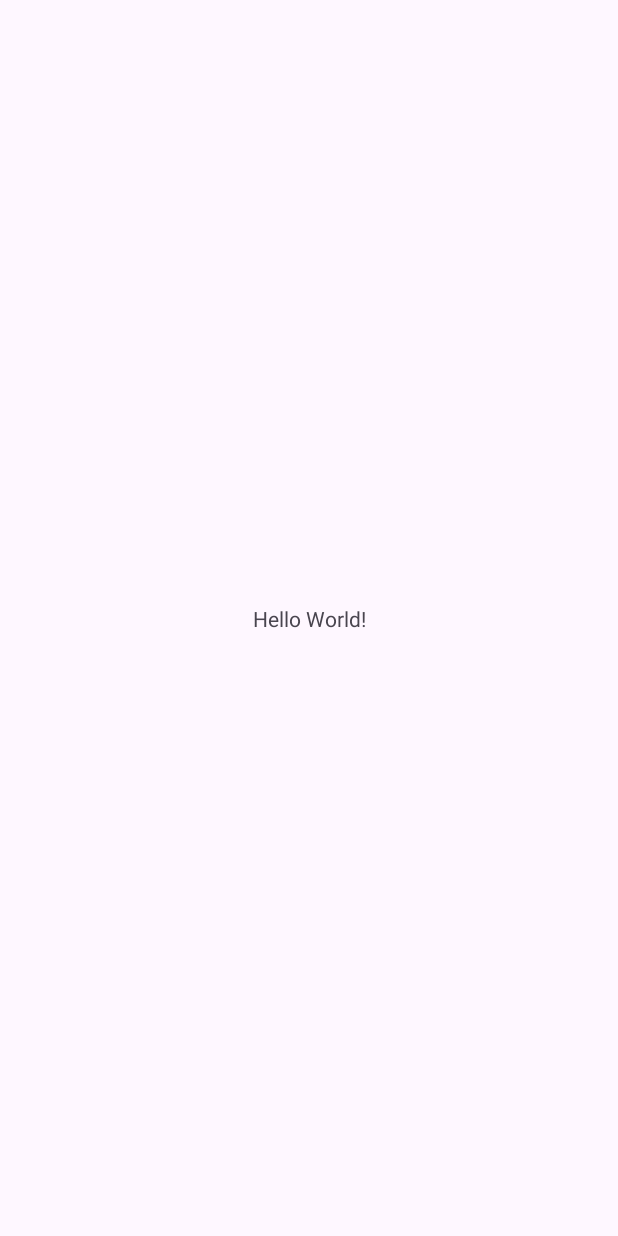
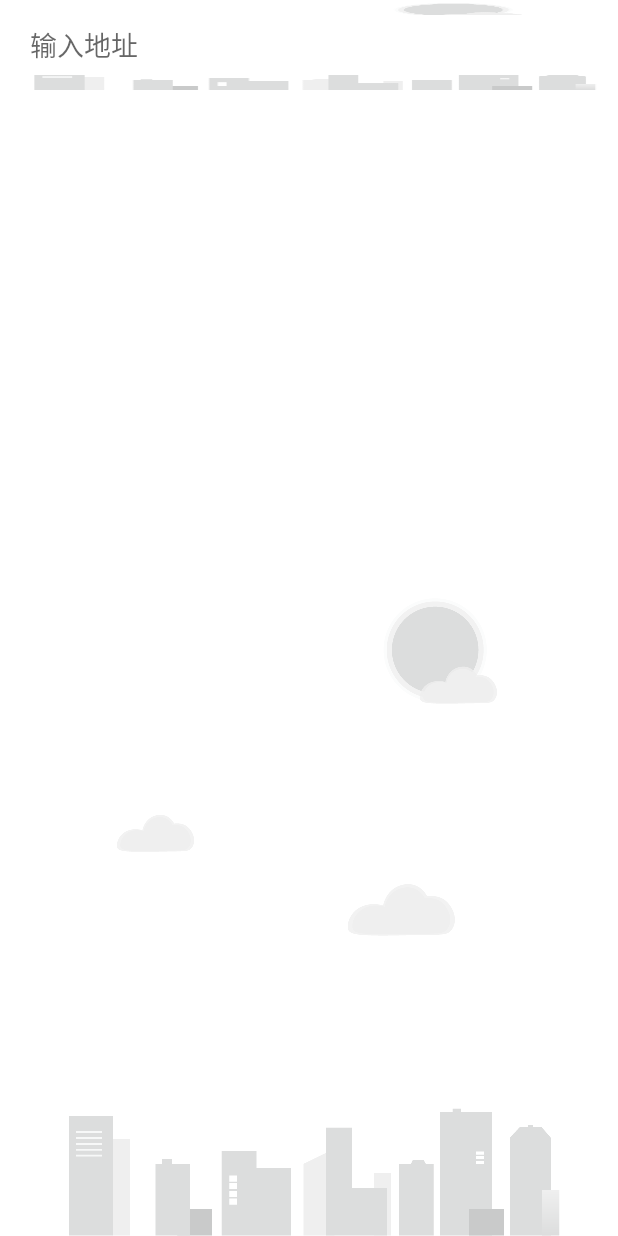
Before and after one commit to aaaorange/SunnyWeather, an Android app: the screen it shows after launch (MainActivity), on a phone screen of 412 x 824 dp. Before the commit the screen is almost empty. Run offline under Robolectric (Android 15) with nearby library versions, the phone set to English and light mode, and no system bars.

Commit message:
实现搜索全球城市数据功能

```diff
--- a/app/src/main/AndroidManifest.xml
+++ b/app/src/main/AndroidManifest.xml
@@ -1,6 +1,8 @@
 <?xml version="1.0" encoding="utf-8"?>
 <manifest xmlns:android="http://schemas.android.com/apk/res/android"
     xmlns:tools="http://schemas.android.com/tools">
+
+    <uses-permission android:name="android.permission.INTERNET" />
 
     <application
         android:name=".SunnyWeatherApplication"
--- a/app/src/main/java/com/sunnyweather/android/logic/model/PlaceResponse.kt
+++ b/app/src/main/java/com/sunnyweather/android/logic/model/PlaceResponse.kt
@@ -6,6 +6,6 @@ import com.google.gson.annotations.SerializedName
 data class PlaceResponse(val status: String, val places: List<Place>)
 
 data class Place(val name: String, val location: Location,
-                 @SerializedName("formatted_address")val placeId: String)
+                 @SerializedName("formatted_address")val address: String)
 
 data class Location(val lng: String, val lat: String)
--- /dev/null
+++ b/app/src/main/java/com/sunnyweather/android/ui/place/PlaceFragment.kt
@@ -0,0 +1,78 @@
+package com.sunnyweather.android.ui.place
+
+import android.os.Bundle
+import android.view.LayoutInflater
+import android.view.View
+import android.view.ViewGroup
+import android.widget.EditText
+import android.widget.ImageView
+import android.widget.Toast
+import androidx.core.widget.addTextChangedListener
+import androidx.fragment.app.Fragment
+import androidx.lifecycle.Observer
+import androidx.lifecycle.ViewModelProvider
+import androidx.lifecycle.findViewTreeViewModelStoreOwner
+import androidx.recyclerview.widget.LinearLayoutManager
+import androidx.recyclerview.widget.RecyclerView
+import com.sunnyweather.android.R
+
+class PlaceFragment : Fragment() {
+
+    val viewModel by lazy { ViewModelProvider(this).get(PlaceViewModel::class.java) }
+
+    private lateinit var adapter: PlaceAdapter
+
+    private lateinit var recyclerView: RecyclerView
+    private lateinit var searchPlaceEdit: EditText
+    private lateinit var bgImageView: ImageView
+    override fun onCreateView(
+        inflater: LayoutInflater,
+        container: ViewGroup?,
+        savedInstanceState: Bundle?
+    ): View? {
+        return inflater.inflate(R.layout.fragment_place, container, false)
+    }
+
+    override fun onViewCreated(view: View, savedInstanceState: Bundle?) {
+        super.onViewCreated(view, savedInstanceState)
+
+        searchPlaceEdit = view.findViewById(R.id.searchPlaceEdit)
+        recyclerView = view.findViewById(R.id.recyclerView)
+        bgImageView = view.findViewById(R.id.bgImageView)
+    }
+    override fun onActivityCreated(savedInstanceState: Bundle?) {
+        super.onActivityCreated(savedInstanceState)
+        val layoutManger = LinearLayoutManager(activity)
+        recyclerView.layoutManager = layoutManger
+        adapter = PlaceAdapter(this, viewModel.placeList)
+        recyclerView.adapter = adapter
+        searchPlaceEdit.addTextChangedListener { editable ->
+            val content = editable.toString()
+            if (content.isNotEmpty()) {
+                viewModel.searchPlaces(content)
+            } else {
+                recyclerView.visibility = View.GONE
+                bgImageView.visibility = View.VISIBLE
+                viewModel.placeList.clear()
+                adapter.notifyDataSetChanged()
+            }
+        }
+
+        viewModel.placeLiveData.observe(viewLifecycleOwner, Observer { result ->
+            val places = result.getOrNull()
+            if (places != null) {
+                recyclerView.visibility = View.VISIBLE
+                bgImageView.visibility = View.GONE
+                viewModel.placeList.clear()
+                viewModel.placeList.addAll(places)
+                adapter.notifyDataSetChanged()
+            } else {
+                Toast.makeText(activity, "未能查询到任何地点", Toast.LENGTH_SHORT).show()
+                result.exceptionOrNull()?.printStackTrace()
+            }
+
+        })
+
+
+    }
+}
--- a/app/src/main/res/layout/activity_main.xml
+++ b/app/src/main/res/layout/activity_main.xml
@@ -1,19 +1,16 @@
 <?xml version="1.0" encoding="utf-8"?>
-<androidx.constraintlayout.widget.ConstraintLayout xmlns:android="http://schemas.android.com/apk/res/android"
+<FrameLayout
+    xmlns:android="http://schemas.android.com/apk/res/android"
     xmlns:app="http://schemas.android.com/apk/res-auto"
     xmlns:tools="http://schemas.android.com/tools"
     android:id="@+id/main"
     android:layout_width="match_parent"
     android:layout_height="match_parent"
     tools:context=".MainActivity">
-
-    <TextView
-        android:layout_width="wrap_content"
-        android:layout_height="wrap_content"
-        android:text="Hello World!"
-        app:layout_constraintBottom_toBottomOf="parent"
-        app:layout_constraintEnd_toEndOf="parent"
-        app:layout_constraintStart_toStartOf="parent"
-        app:layout_constraintTop_toTopOf="parent" />
-
-</androidx.constraintlayout.widget.ConstraintLayout>
+    <fragment
+        android:id="@+id/placeFragment"
+        android:name="com.sunnyweather.android.ui.place.PlaceFragment"
+        android:layout_width="match_parent"
+        android:layout_height="match_parent"
+        tools:layout="@layout/fragment_place"/>
+</FrameLayout>
--- /dev/null
+++ b/app/src/main/res/layout/fragment_place.xml
@@ -0,0 +1,41 @@
+<?xml version="1.0" encoding="utf-8"?>
+<RelativeLayout xmlns:android="http://schemas.android.com/apk/res/android"
+    android:layout_width="match_parent"
+    android:layout_height="match_parent"
+    android:background="?android:windowBackground">
+
+    <ImageView
+        android:id="@+id/bgImageView"
+        android:layout_width="match_parent"
+        android:layout_height="wrap_content"
+        android:layout_alignParentBottom="true"
+        android:src="@drawable/bg_place"/>
+
+    <FrameLayout
+        android:id="@+id/actionBarLayout"
+        android:layout_width="match_parent"
+        android:layout_height="60dp"
+        android:background="@drawable/bg_place">
+
+        <EditText
+            android:id="@+id/searchPlaceEdit"
+            android:layout_width="match_parent"
+            android:layout_height="40dp"
+            android:layout_gravity="center_vertical"
+            android:layout_marginStart="10dp"
+            android:layout_marginEnd="10dp"
+            android:paddingStart="10dp"
+            android:paddingEnd="10dp"
+            android:hint="输入地址"
+            android:background="@drawable/search_bg"/>
+
+    </FrameLayout>
+
+    <androidx.recyclerview.widget.RecyclerView
+        android:id="@+id/recyclerView"
+        android:layout_width="match_parent"
+        android:layout_height="match_parent"
+        android:layout_below="@id/actionBarLayout"
+        android:visibility="gone"/>
+
+</RelativeLayout>
--- a/app/src/main/res/values/themes.xml
+++ b/app/src/main/res/values/themes.xml
@@ -1,6 +1,6 @@
 <resources xmlns:tools="http://schemas.android.com/tools">
     <!-- Base application theme. -->
-    <style name="Base.Theme.Sunnyweather" parent="Theme.Material3.DayNight.NoActionBar">
+    <style name="Base.Theme.Sunnyweather" parent="Theme.MaterialComponents.Light.NoActionBar">
         <!-- Customize your light theme here. -->
         <!-- <item name="colorPrimary">@color/my_light_primary</item> -->
     </style>
```
Also changed, not shown: app/src/main/java/com/sunnyweather/android/ui/place/PlaceAdapter.kt (added, +33 -0 lines), app/src/main/res/layout/place_item.xml (added, +34 -0 lines).
